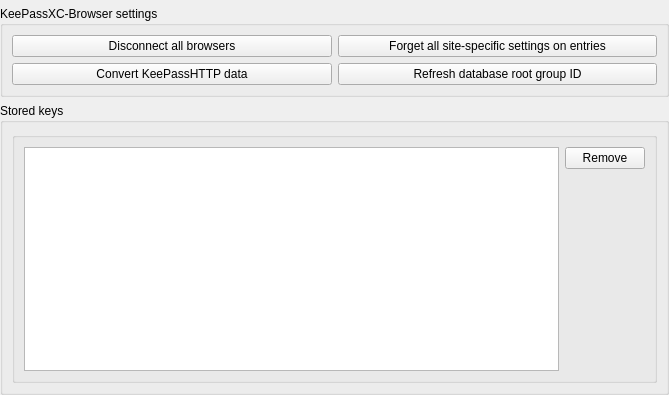
First picture: the form in src/gui/dbsettings/DatabaseSettingsWidgetBrowser.ui, repository keepassxreboot/keepassxc, before the edit.
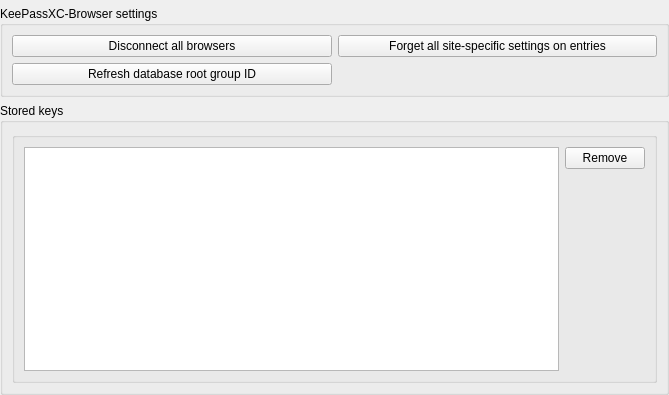
Second picture: the form after the edit. Custom widgets are drawn as their Qt base class.

Commit message: Remove KeePassHTTP attribute conversion (#8007)

Diff of the .ui file:
```diff
--- a/src/gui/dbsettings/DatabaseSettingsWidgetBrowser.ui
+++ b/src/gui/dbsettings/DatabaseSettingsWidgetBrowser.ui
@@ -51,35 +51,6 @@
       <string>KeePassXC-Browser settings</string>
      </property>
      <layout class="QGridLayout" name="gridLayout">
-      <item row="2" column="0">
-       <widget class="QPushButton" name="convertToCustomData">
-        <property name="sizePolicy">
-         <sizepolicy hsizetype="Preferred" vsizetype="Fixed">
-          <horstretch>0</horstretch>
-          <verstretch>0</verstretch>
-         </sizepolicy>
-        </property>
-        <property name="text">
-         <string>Convert KeePassHTTP data</string>
-        </property>
-        <property name="toolTip">
-         <string>Convert legacy KeePassHTTP attributes to KeePassXC-Browser compatible custom data</string>
-        </property>
-       </widget>
-      </item>
-      <item row="2" column="1">
-       <widget class="QPushButton" name="refreshDatabaseID">
-        <property name="sizePolicy">
-         <sizepolicy hsizetype="Preferred" vsizetype="Fixed">
-          <horstretch>0</horstretch>
-          <verstretch>0</verstretch>
-         </sizepolicy>
-        </property>
-        <property name="text">
-         <string>Refresh database root group ID</string>
-        </property>
-       </widget>
-      </item>
       <item row="0" column="0">
        <widget class="QPushButton" name="removeSharedEncryptionKeys">
         <property name="sizePolicy">
@@ -106,6 +77,19 @@
         </property>
        </widget>
       </item>
+      <item row="1" column="0">
+       <widget class="QPushButton" name="refreshDatabaseID">
+        <property name="sizePolicy">
+         <sizepolicy hsizetype="Preferred" vsizetype="Fixed">
+          <horstretch>0</horstretch>
+          <verstretch>0</verstretch>
+         </sizepolicy>
+        </property>
+        <property name="text">
+         <string>Refresh database root group ID</string>
+        </property>
+       </widget>
+      </item>
      </layout>
     </widget>
    </item>
```
Left out of the diff: 1 changed line with no effect on the pictures. The commit also changes 5 other files.
